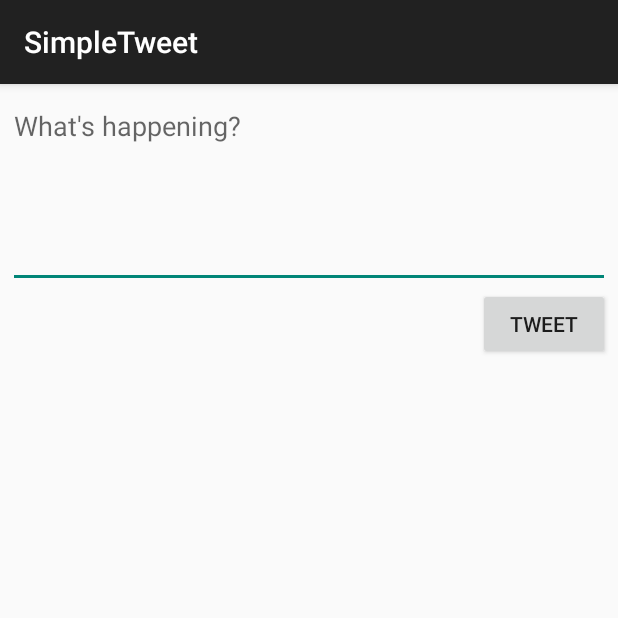
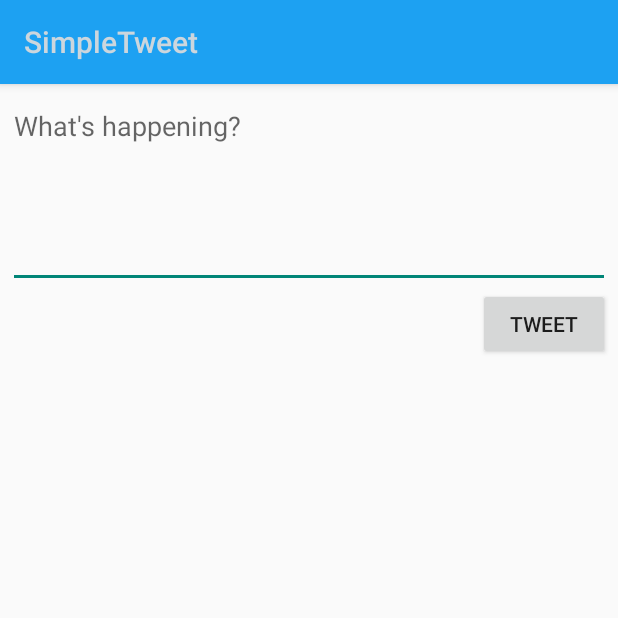
Before and after one commit to kathlynk/SimpleTweet-11, an Android app: the ComposeActivity screen opened directly, with no data from a screen before it, on a phone screen of 412 x 824 dp, the top half of it. Run offline under Robolectric (Android 15) with nearby library versions, the phone set to English and light mode, and no system bars; our stand-ins replace Room's generated code; libraries missing offline, so code that uses them is left out: com.codepath.asynchttpclient, com.facebook.stetho, org.parceler; 1 statement that could not run was skipped.

Commit message:
action button and theme aethetics changed

```diff
--- a/app/src/main/res/layout/item_tweet.xml
+++ b/app/src/main/res/layout/item_tweet.xml
@@ -57,11 +57,11 @@
         <ImageView
             android:id="@+id/ivMedia"
             android:layout_width="match_parent"
-            android:layout_height="200dp"
-            android:layout_below="@id/tvBody"
+            android:layout_height="150dp"
+            android:layout_below="@id/ivProfileImage"
             android:layout_margin="10dp"
             android:layout_centerHorizontal="true"
-            android:visibility="gone"
+            android:visibility="visible"
             tools:srcCompat="@tools:sample/avatars" />
 
     </RelativeLayout>
--- a/app/src/main/res/values/styles.xml
+++ b/app/src/main/res/values/styles.xml
@@ -1,15 +1,20 @@
 <resources>
 
-    <style name="AppBaseTheme" parent="Theme.AppCompat.Light.DarkActionBar">
-        <!--
-            Theme customizations available in newer API levels can go in
-            res/values-vXX/styles.xml, while customizations related to
-            backward-compatibility can go here.
-        -->
+    <style name="MyTheme"  parent="Theme.AppCompat.Light.DarkActionBar">
+        <item name="actionBarStyle">@style/MyActionBar</item>
+    </style>
+
+    <style name="MyActionBar" parent="@style/Widget.AppCompat.ActionBar.Solid">
+        <item name="titleTextStyle">@style/MyTitleTextStyle</item>
+        <item name="background">@color/twitter_blue</item>
+    </style>
+
+    <style name="MyTitleTextStyle"  parent="@style/TextAppearance.AppCompat.Widget.ActionBar.Title">
+        <item name="android:textColor">@color/light_gray</item>
     </style>
 
     <!-- Application theme. -->
-    <style name="AppTheme" parent="AppBaseTheme">
+    <style name="AppTheme" parent="MyTheme">
         <!-- All customizations that are NOT specific to a particular API-level can go here. -->
     </style>
 
```
Also changed, not shown: app/build.gradle (+5 -4 lines), app/src/main/java/com/codepath/apps/restclienttemplate/TimelineActivity.java (+15 -23 lines), app/src/main/res/layout/activity_timeline.xml (+14 -2 lines).
